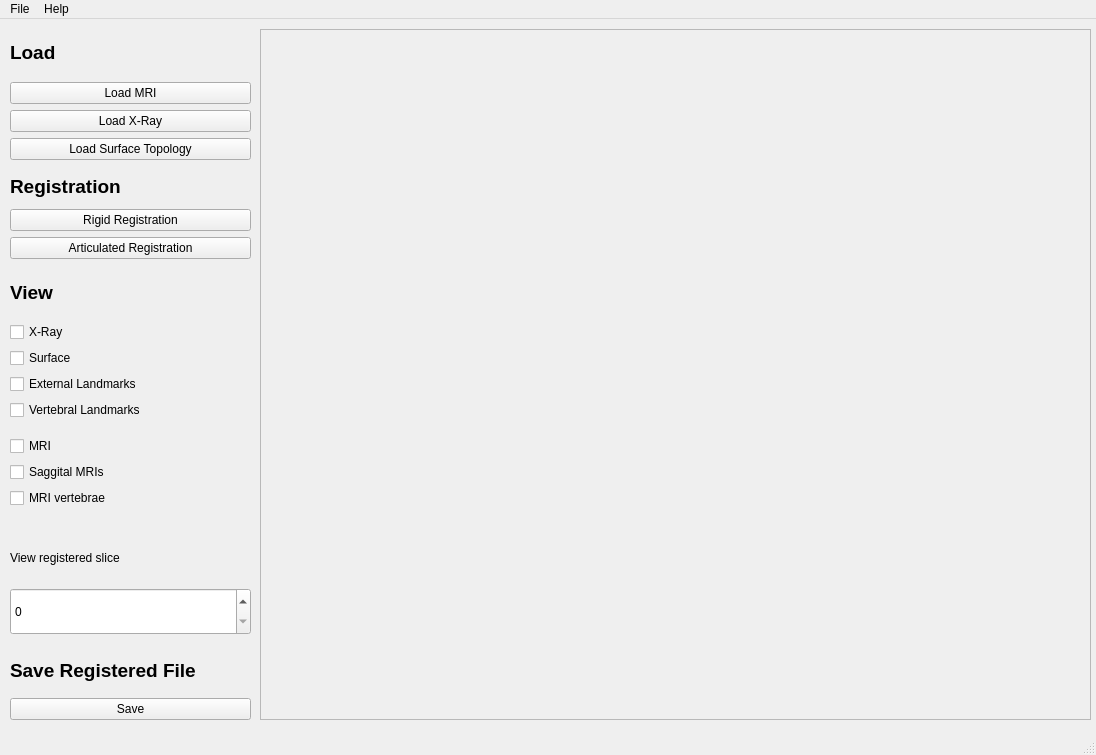
First picture: the form in main.ui, repository luantran/CapstoneProject, before the edit.
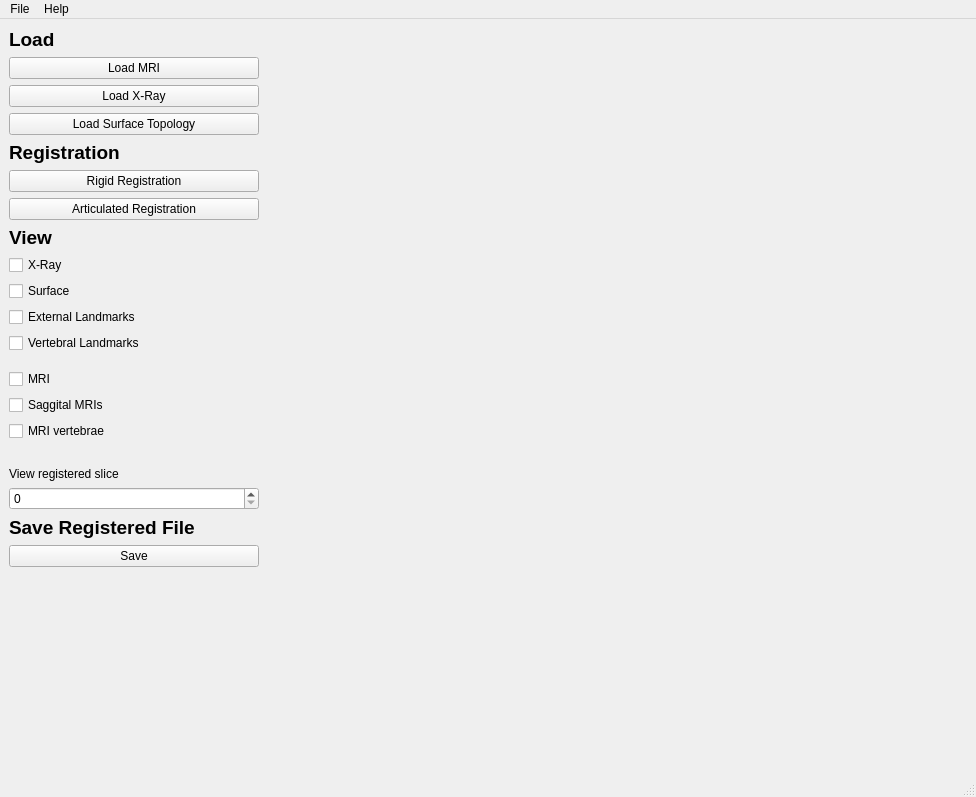
Second picture: the form after the edit.

Commit message: added fullscreen functionality

The edit to the form file:
```diff
--- a/main.ui
+++ b/main.ui
@@ -6,32 +6,59 @@
    <rect>
     <x>0</x>
     <y>0</y>
-    <width>1096</width>
-    <height>755</height>
+    <width>976</width>
+    <height>797</height>
    </rect>
   </property>
   <property name="windowTitle">
    <string>3DSpineVizualization</string>
   </property>
   <widget class="QWidget" name="centralwidget">
-   <widget class="QWidget" name="gridLayoutWidget">
-    <property name="geometry">
-     <rect>
-      <x>10</x>
-      <y>10</y>
-      <width>241</width>
-      <height>131</height>
-     </rect>
-    </property>
-    <layout class="QGridLayout" name="loadGrid">
-     <item row="2" column="1">
-      <widget class="QPushButton" name="loadXRayButton">
+   <property name="minimumSize">
+    <size>
+     <width>0</width>
+     <height>750</height>
+    </size>
+   </property>
+   <layout class="QGridLayout" name="gridLayout">
+    <item row="0" column="1">
+     <widget class="QWidget" name="widget" native="true">
+      <property name="sizePolicy">
+       <sizepolicy hsizetype="Expanding" vsizetype="Expanding">
+        <horstretch>1</horstretch>
+        <verstretch>1</verstretch>
+       </sizepolicy>
+      </property>
+      <property name="minimumSize">
+       <size>
+        <width>700</width>
+        <height>700</height>
+       </size>
+      </property>
+     </widget>
+    </item>
+    <item row="0" column="0">
+     <layout class="QVBoxLayout" name="verticalLayout_2">
+      <property name="sizeConstraint">
+       <enum>QLayout::SetMinimumSize</enum>
+      </property>
+      <item>
+       <layout class="QVBoxLayout" name="verticalLayout_3">
+        <item>
+         <widget class="QLabel" name="loadLabel">
+          <property name="font">
+           <font>
+            <pointsize>14</pointsize>
+            <weight>75</weight>
+            <bold>true</bold>
+           </font>
+          </property>
        <property name="text">
-        <string>Load X-Ray</string>
+           <string>Load</string>
        </property>
       </widget>
      </item>
-     <item row="1" column="1">
+        <item>
       <widget class="QPushButton" name="loadMRIButton">
        <property name="enabled">
         <bool>true</bool>
@@ -41,51 +68,32 @@
        </property>
       </widget>
      </item>
-     <item row="4" column="1">
+        <item>
+         <widget class="QPushButton" name="loadXRayButton">
+          <property name="text">
+           <string>Load X-Ray</string>
+          </property>
+         </widget>
+        </item>
+        <item>
       <widget class="QPushButton" name="loadSTButton">
        <property name="text">
         <string>Load Surface Topology</string>
        </property>
       </widget>
      </item>
-     <item row="0" column="1">
-      <widget class="QLabel" name="loadLabel">
-       <property name="font">
-        <font>
-         <pointsize>14</pointsize>
-         <weight>75</weight>
-         <bold>true</bold>
-        </font>
-       </property>
-       <property name="text">
-        <string>Load</string>
-       </property>
-      </widget>
-     </item>
-    </layout>
-   </widget>
-   <widget class="QWidget" name="gridLayoutWidget_3">
-    <property name="geometry">
-     <rect>
-      <x>10</x>
-      <y>150</y>
-      <width>241</width>
-      <height>90</height>
-     </rect>
-    </property>
-    <layout class="QGridLayout" name="registrationGrid">
-     <item row="2" column="1">
-      <widget class="QPushButton" name="rigidRegistrationButton">
-       <property name="enabled">
-        <bool>true</bool>
-       </property>
-       <property name="text">
-        <string>Rigid Registration</string>
-       </property>
-      </widget>
-     </item>
-     <item row="1" column="1">
+       </layout>
+      </item>
+      <item>
+       <layout class="QVBoxLayout" name="verticalLayout_4">
+        <item>
       <widget class="QLabel" name="regitsrationLabel">
+          <property name="sizePolicy">
+           <sizepolicy hsizetype="Minimum" vsizetype="Minimum">
+            <horstretch>0</horstretch>
+            <verstretch>0</verstretch>
+           </sizepolicy>
+          </property>
        <property name="font">
         <font>
          <pointsize>14</pointsize>
@@ -98,7 +106,17 @@
        </property>
       </widget>
      </item>
-     <item row="3" column="1">
+        <item>
+         <widget class="QPushButton" name="rigidRegistrationButton">
+          <property name="enabled">
+           <bool>true</bool>
+          </property>
+          <property name="text">
+           <string>Rigid Registration</string>
+          </property>
+         </widget>
+        </item>
+        <item>
       <widget class="QPushButton" name="articulatedRegistrationButton">
        <property name="text">
         <string>Articulated Registration</string>
@@ -106,39 +124,86 @@
       </widget>
      </item>
     </layout>
-   </widget>
-   <widget class="QWidget" name="gridLayoutWidget_4">
-    <property name="geometry">
-     <rect>
-      <x>10</x>
-      <y>250</y>
-      <width>241</width>
-      <height>366</height>
-     </rect>
-    </property>
-    <layout class="QGridLayout" name="viewGrid">
-     <item row="1" column="1">
+      </item>
+      <item>
+       <layout class="QVBoxLayout" name="verticalLayout_5">
+        <item>
+         <widget class="QLabel" name="viewLabel">
+          <property name="font">
+           <font>
+            <pointsize>14</pointsize>
+            <weight>75</weight>
+            <bold>true</bold>
+           </font>
+          </property>
+          <property name="text">
+           <string>View</string>
+          </property>
+         </widget>
+        </item>
+        <item>
       <widget class="QCheckBox" name="xRayCheckBox">
        <property name="text">
         <string>X-Ray</string>
        </property>
       </widget>
      </item>
-     <item row="8" column="1">
-      <widget class="QCheckBox" name="mriVertebraeCheckBox">
+        <item>
+         <widget class="QCheckBox" name="stCheckBox">
        <property name="text">
-        <string>MRI vertebrae</string>
+           <string>Surface</string>
        </property>
       </widget>
      </item>
-     <item row="4" column="1">
+        <item>
+         <widget class="QCheckBox" name="externalLMCheckBox">
+          <property name="text">
+           <string>External Landmarks</string>
+          </property>
+         </widget>
+        </item>
+        <item>
       <widget class="QCheckBox" name="vertebralLMCheckBox">
        <property name="text">
         <string>Vertebral Landmarks</string>
        </property>
       </widget>
      </item>
-     <item row="9" column="1">
+        <item>
+         <spacer name="firstSpacer">
+          <property name="orientation">
+           <enum>Qt::Horizontal</enum>
+          </property>
+          <property name="sizeHint" stdset="0">
+           <size>
+            <width>60</width>
+            <height>10</height>
+           </size>
+          </property>
+         </spacer>
+        </item>
+        <item>
+         <widget class="QCheckBox" name="mriCheckBox">
+          <property name="text">
+           <string>MRI</string>
+          </property>
+         </widget>
+        </item>
+        <item>
+         <widget class="QCheckBox" name="sMRICheckBox">
+          <property name="text">
+           <string>Saggital MRIs</string>
+          </property>
+         </widget>
+        </item>
+        <item>
+         <widget class="QCheckBox" name="mriVertebraeCheckBox">
+          <property name="text">
+           <string>MRI vertebrae</string>
+          </property>
+         </widget>
+        </item>
+        <item>
       <spacer name="secondSpacer">
        <property name="orientation">
         <enum>Qt::Horizontal</enum>
@@ -151,48 +216,14 @@
        </property>
       </spacer>
      </item>
-     <item row="10" column="1">
+        <item>
       <widget class="QLabel" name="sliceLabel">
        <property name="text">
         <string>View registered slice</string>
        </property>
       </widget>
      </item>
-     <item row="2" column="1">
-      <widget class="QCheckBox" name="stCheckBox">
-       <property name="text">
-        <string>Surface</string>
-       </property>
-      </widget>
-     </item>
-     <item row="5" column="1">
-      <spacer name="firstSpacer">
-       <property name="orientation">
-        <enum>Qt::Horizontal</enum>
-       </property>
-       <property name="sizeHint" stdset="0">
-        <size>
-         <width>40</width>
-         <height>10</height>
-        </size>
-       </property>
-      </spacer>
-     </item>
-     <item row="0" column="1">
-      <widget class="QLabel" name="viewLabel">
-       <property name="font">
-        <font>
-         <pointsize>14</pointsize>
-         <weight>75</weight>
-         <bold>true</bold>
-        </font>
-       </property>
-       <property name="text">
-        <string>View</string>
-       </property>
-      </widget>
-     </item>
-     <item row="11" column="1">
+        <item>
       <widget class="QSpinBox" name="sliceSpinBox">
        <property name="sizePolicy">
         <sizepolicy hsizetype="Preferred" vsizetype="Minimum">
@@ -202,51 +233,21 @@
        </property>
       </widget>
      </item>
-     <item row="7" column="1">
-      <widget class="QCheckBox" name="sMRICheckBox">
-       <property name="text">
-        <string>Saggital MRIs</string>
-       </property>
-      </widget>
-     </item>
-     <item row="6" column="1">
-      <widget class="QCheckBox" name="mriCheckBox">
-       <property name="text">
-        <string>MRI</string>
-       </property>
-      </widget>
-     </item>
-     <item row="3" column="1">
-      <widget class="QCheckBox" name="externalLMCheckBox">
-       <property name="text">
-        <string>External Landmarks</string>
-       </property>
-      </widget>
-     </item>
-    </layout>
-   </widget>
-   <widget class="QWidget" name="gridLayoutWidget_5">
-    <property name="geometry">
-     <rect>
-      <x>10</x>
-      <y>630</y>
-      <width>241</width>
-      <height>71</height>
-     </rect>
-    </property>
-    <layout class="QGridLayout" name="saveGrid">
-     <item row="2" column="1">
-      <widget class="QPushButton" name="saveButton">
-       <property name="enabled">
-        <bool>true</bool>
-       </property>
-       <property name="text">
-        <string>Save</string>
-       </property>
-      </widget>
-     </item>
-     <item row="1" column="1">
+       </layout>
+      </item>
+      <item>
+       <layout class="QVBoxLayout" name="verticalLayout_6" stretch="0,0">
+        <property name="sizeConstraint">
+         <enum>QLayout::SetMinimumSize</enum>
+        </property>
+        <property name="bottomMargin">
+         <number>0</number>
+        </property>
+        <item>
       <widget class="QLabel" name="saveLabel">
+          <property name="enabled">
+           <bool>true</bool>
+          </property>
        <property name="font">
         <font>
          <pointsize>14</pointsize>
@@ -259,59 +260,60 @@
        </property>
       </widget>
      </item>
-    </layout>
-   </widget>
-   <widget class="QFrame" name="frame">
-    <property name="geometry">
-     <rect>
-      <x>260</x>
-      <y>10</y>
-      <width>831</width>
-      <height>691</height>
-     </rect>
-    </property>
-    <property name="sizePolicy">
-     <sizepolicy hsizetype="Expanding" vsizetype="Expanding">
-      <horstretch>0</horstretch>
-      <verstretch>0</verstretch>
-     </sizepolicy>
-    </property>
-    <property name="frameShape">
-     <enum>QFrame::StyledPanel</enum>
-    </property>
-    <property name="frameShadow">
-     <enum>QFrame::Raised</enum>
-    </property>
-    <widget class="QWidget" name="gridLayoutWidget_2">
-     <property name="geometry">
-      <rect>
-       <x>0</x>
-       <y>0</y>
-       <width>831</width>
-       <height>691</height>
-      </rect>
-     </property>
-     <layout class="QGridLayout" name="gridLayout">
-      <item row="0" column="0">
-       <widget class="QWidget" name="widget" native="true">
-        <property name="sizePolicy">
-         <sizepolicy hsizetype="Expanding" vsizetype="Expanding">
-          <horstretch>0</horstretch>
-          <verstretch>0</verstretch>
-         </sizepolicy>
+        <item>
+         <widget class="QPushButton" name="saveButton">
+          <property name="enabled">
+           <bool>true</bool>
+          </property>
+          <property name="text">
+           <string>Save</string>
+          </property>
+         </widget>
+        </item>
+       </layout>
+      </item>
+      <item>
+       <spacer name="horizontalSpacer">
+        <property name="orientation">
+         <enum>Qt::Horizontal</enum>
+        </property>
+        <property name="sizeType">
+         <enum>QSizePolicy::Fixed</enum>
+        </property>
+        <property name="sizeHint" stdset="0">
+         <size>
+          <width>250</width>
+          <height>20</height>
+         </size>
+        </property>
+       </spacer>
+      </item>
+      <item>
+       <spacer name="verticalSpacer">
+        <property name="orientation">
+         <enum>Qt::Vertical</enum>
+        </property>
+        <property name="sizeType">
+         <enum>QSizePolicy::Expanding</enum>
+        </property>
+        <property name="sizeHint" stdset="0">
+         <size>
+          <width>20</width>
+          <height>40</height>
+         </size>
         </property>
-       </widget>
+       </spacer>
       </item>
      </layout>
-    </widget>
-   </widget>
+    </item>
+   </layout>
   </widget>
   <widget class="QMenuBar" name="menubar">
    <property name="geometry">
     <rect>
      <x>0</x>
      <y>0</y>
-     <width>1096</width>
+     <width>976</width>
      <height>25</height>
     </rect>
    </property>
```
Lines whose indentation alone changed are shown as unchanged. The commit also changes 2 other files.
